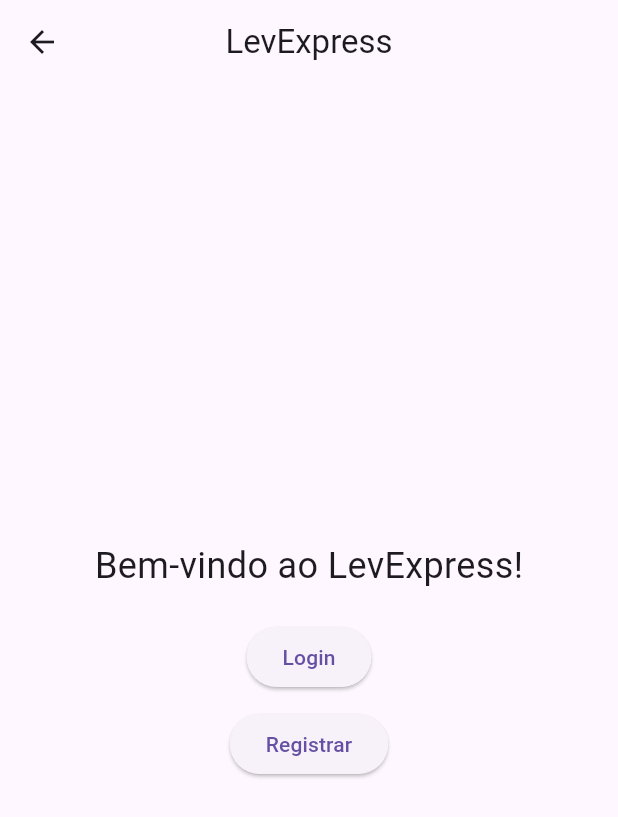
After one commit to jaovy05/LevExpress, a Flutter app: the home_screen screen opened by its route, on a phone screen of 412 x 824 dp. The commit adds this screen. Shown: the top 817 px of the screen. Run offline on Flutter 3.47's test engine with Material 3 defaults, Android fonts, the phone set to English and light mode, and no system bars.

```diff
--- /dev/null
+++ b/levexpress/lib/Components/AppFrontend/home_screen.dart
@@ -0,0 +1,40 @@
+import 'package:flutter/material.dart';
+
+class home_screen extends StatelessWidget {
+  const home_screen({super.key});
+
+  @override
+  Widget build(BuildContext context) {
+    return Scaffold(
+      appBar: AppBar(
+        title: const Text('LevExpress'),
+        centerTitle: true,
+      ),
+      body: Center(
+        child: Column(
+          mainAxisAlignment: MainAxisAlignment.center,
+          children: <Widget>[
+            const Text(
+              'Bem-vindo ao LevExpress!',
+              style: TextStyle(fontSize: 24),
+            ),
+            const SizedBox(height: 20),
+            ElevatedButton(
+              onPressed: () {
+                Navigator.pushReplacementNamed(context, '/login');
+              },
+              child: const Text('Login'),
+            ),
+            const SizedBox(height: 10),
+            ElevatedButton(
+              onPressed: () {
+                Navigator.pushReplacementNamed(context, '/register');
+              },
+              child: const Text('Registrar'),
+            ),
+          ],
+        ),
+      ),
+    );
+  }
+}
--- a/levexpress/lib/main.dart
+++ b/levexpress/lib/main.dart
@@ -1,6 +1,7 @@
 import 'package:flutter/material.dart';
 import 'Components/AppFrontend/LoginScreen.dart';
 import 'Components/AppFrontend/RegisterScreen.dart';
+import 'Components/AppFrontend/home_screen.dart';
 
 void main() {
   runApp(const MyApp());
@@ -21,6 +22,7 @@ class MyApp extends StatelessWidget {
       routes: {
         '/login': (context) => const LoginScreen(),
         '/register': (context) => const Registerscreen(),
+        '/home': (context) => const home_screen(),
       },
     );
   }
--- a/levexpress/pubspec.yaml
+++ b/levexpress/pubspec.yaml
@@ -31,6 +31,7 @@ dependencies:
   flutter:
     sdk: flutter
   http: ^1.3.0
+  flutter_dotenv: ^5.1.0
 
   # The following adds the Cupertino Icons font to your application.
   # Use with the CupertinoIcons class for iOS style icons.
```
Also changed, not shown: levexpress/lib/Components/AppBackend/LoginForm.dart (+6 -4 lines), levexpress/lib/Components/AppBackend/RegisterForm.dart (+22 -2 lines), levexpress/pubspec.lock.
